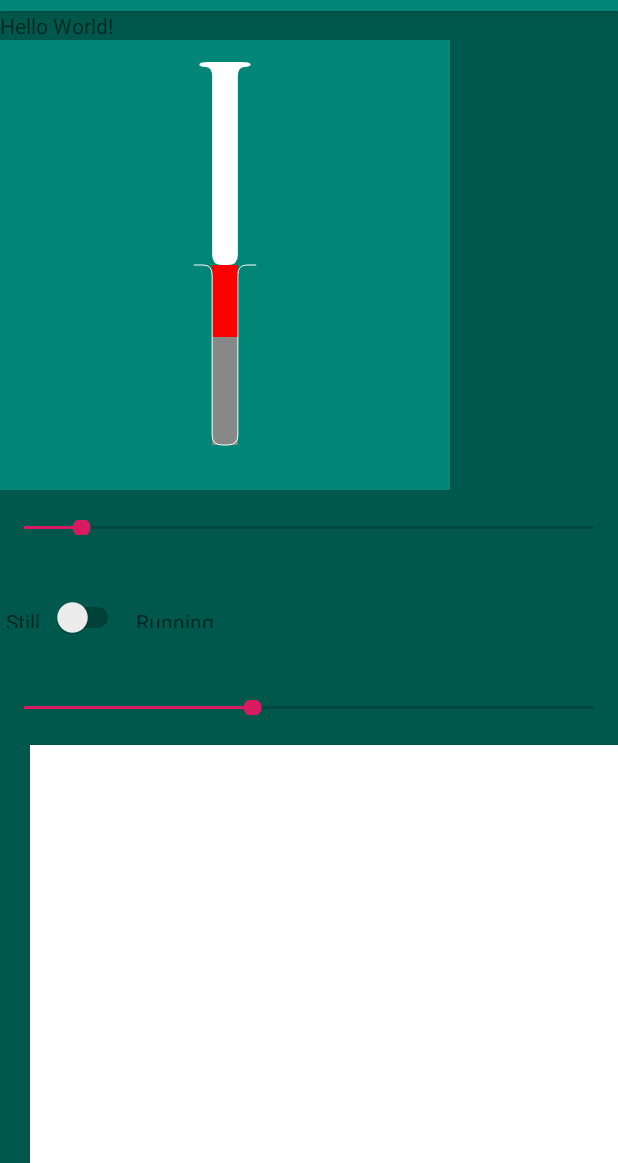
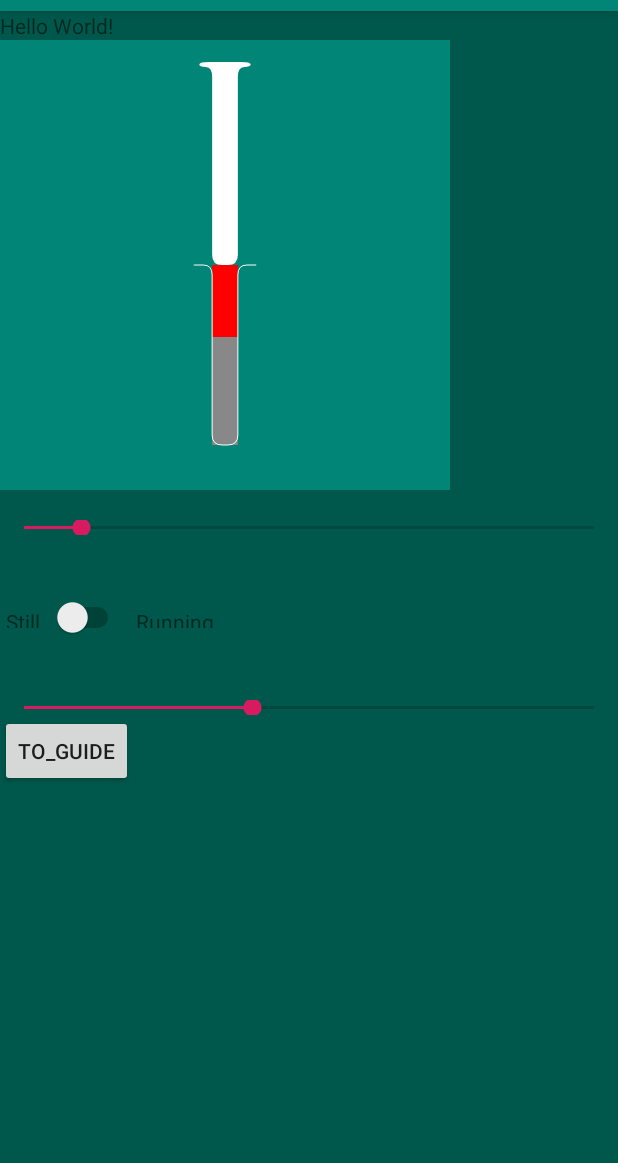
Before and after one commit to BLOODMAGEBURT/InjectorDrawable, an Android app: the screen it shows after launch (MainActivity), on a phone screen of 412 x 824 dp, the part 73-1236 px from its top. Run offline under Robolectric (Android 15) with nearby library versions, the phone set to English and light mode, and no system bars.

```diff
--- a/app/src/main/AndroidManifest.xml
+++ b/app/src/main/AndroidManifest.xml
@@ -9,6 +9,7 @@
         android:roundIcon="@mipmap/ic_launcher_round"
         android:supportsRtl="true"
         android:theme="@style/AppTheme">
+        <activity android:name=".GuideActivity"></activity>
         <activity android:name=".MainActivity">
             <intent-filter>
                 <action android:name="android.intent.action.MAIN" />
--- a/app/src/main/java/com/burt/injectordrawable/CornerPathView.java
+++ b/app/src/main/java/com/burt/injectordrawable/CornerPathView.java
@@ -17,6 +17,7 @@ public class CornerPathView extends View {
     Path mPath = new Path();
     CornerPathEffect pathEffect = new CornerPathEffect(20);
 
+    float f = 10.3f;
 
     public CornerPathView(Context context) {
         this(context, null);
@@ -58,10 +59,13 @@ public class CornerPathView extends View {
         canvas.restore();
 
         canvas.save();
-        canvas.translate(0, canvas.getHeight() / 2);
+        canvas.translate(0, getHeight() / 2);
         mPaint.setPathEffect(pathEffect);
         canvas.drawPath(mPath, mPaint);
         canvas.restore();
+
+
+
     }
 
     @Override
--- a/app/src/main/java/com/burt/injectordrawable/MainActivity.java
+++ b/app/src/main/java/com/burt/injectordrawable/MainActivity.java
@@ -2,7 +2,10 @@ package com.burt.injectordrawable;
 
 import androidx.appcompat.app.AppCompatActivity;
 
+import android.content.Intent;
 import android.os.Bundle;
+import android.view.View;
+import android.widget.Button;
 import android.widget.CompoundButton;
 import android.widget.ImageView;
 import android.widget.SeekBar;
@@ -83,5 +86,13 @@ public class MainActivity extends AppCompatActivity {
 
             }
         });
+
+        Button toGuide = findViewById(R.id.toGuide);
+        toGuide.setOnClickListener(new View.OnClickListener() {
+            @Override
+            public void onClick(View view) {
+                startActivity(new Intent(MainActivity.this, GuideActivity.class));
+            }
+        });
     }
 }
--- a/app/src/main/res/layout/activity_main.xml
+++ b/app/src/main/res/layout/activity_main.xml
@@ -78,13 +78,10 @@
         android:padding="8dp"
         android:progress="40" />
 
-    <com.burt.injectordrawable.CornerPathView
-        android:layout_width="400dp"
-        android:layout_height="400dp"
-        android:layout_marginStart="20dp"
-        android:layout_marginLeft="20dp"
-        android:layout_marginTop="20dp"
-        android:background="@color/colorWhite"/>
-
+    <androidx.appcompat.widget.AppCompatButton
+        android:id="@+id/toGuide"
+        android:layout_width="wrap_content"
+        android:layout_height="wrap_content"
+        android:text="To_Guide"/>
 
 </LinearLayout>
```
Also changed, not shown: app/src/main/java/com/burt/injectordrawable/GuideActivity.java (added, +14 -0 lines), app/src/main/res/layout/activity_guide.xml (added, +17 -0 lines).
